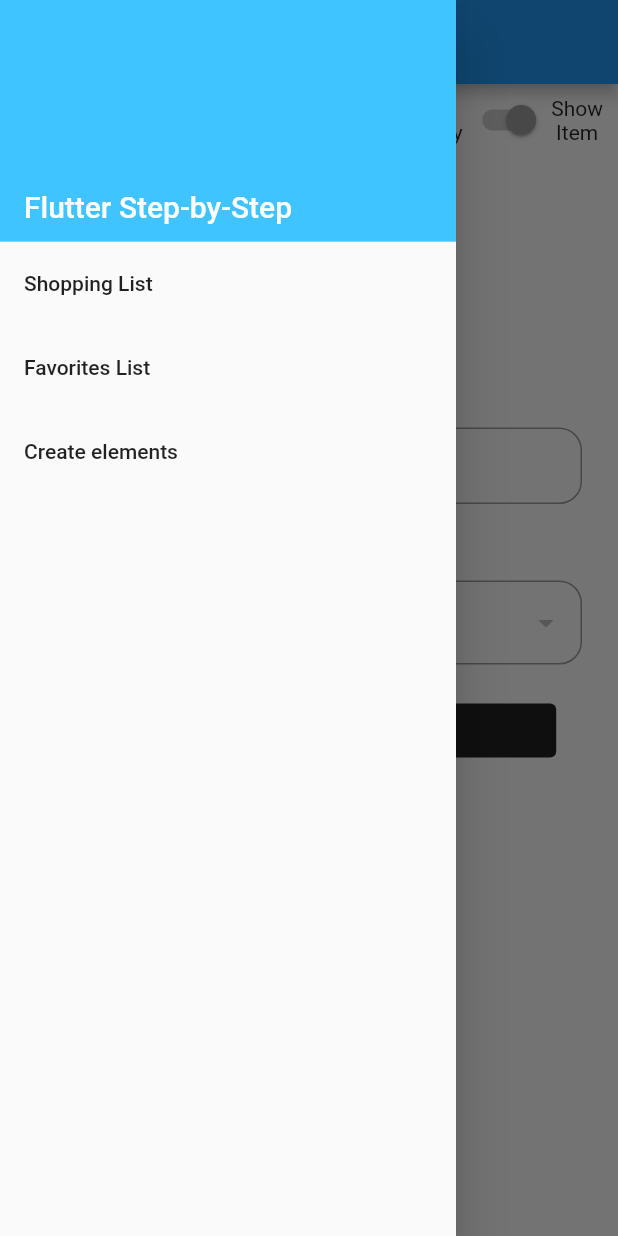
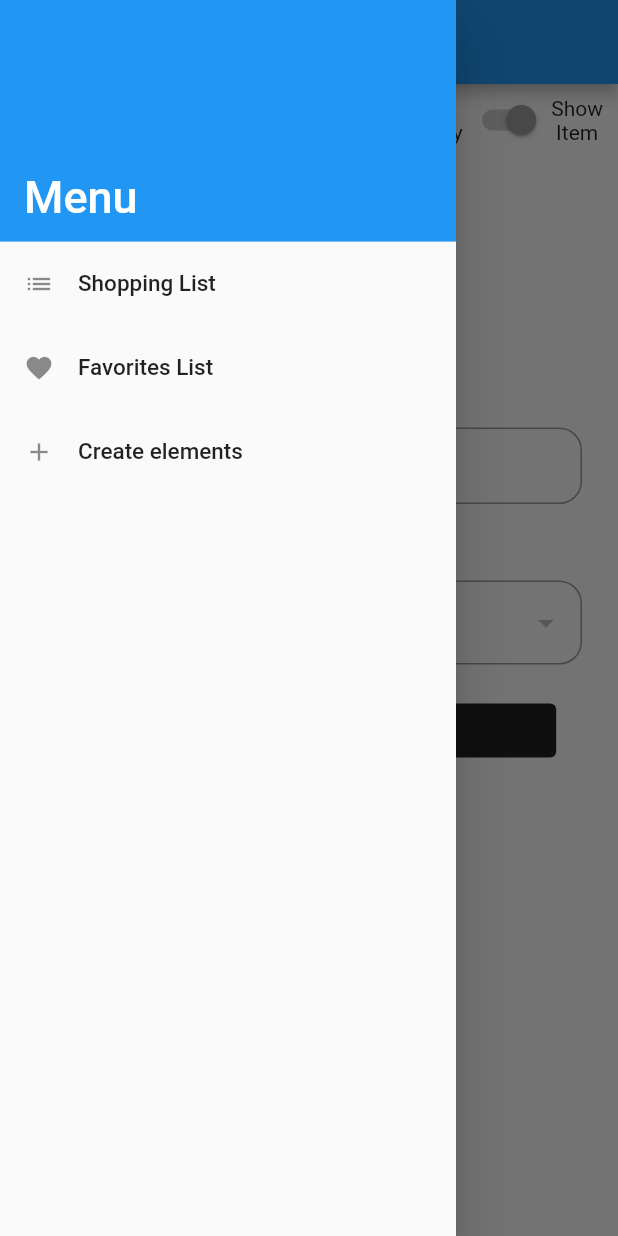
Before and after one commit to facupm/flutter_challenge, a Flutter app: the SwitchCreationScreen screen opened directly, in the side drawer, after a tap on "Create", on a phone screen of 412 x 824 dp. Run offline on Flutter 3.47's test engine with Material 2 defaults, Android fonts, the phone set to English and light mode, and no system bars; our stand-ins replace cloud_firestore, firebase_core, firebase_storage, flutter_bloc, flutter_colorpicker, flutter_slidable and 1 more; missing offline and left inert: flutter_material_color_picker; accounts and stored records are empty; statements that could not run were skipped.

Commit message:
Created constants

```diff
--- a/lib/create_items/screens/create_item_screen.dart
+++ b/lib/create_items/screens/create_item_screen.dart
@@ -5,6 +5,7 @@ import 'package:flutter_bloc/flutter_bloc.dart';
 import 'package:flutter_challege/widgets/loading_dialog.dart';
 import 'package:image_picker/image_picker.dart';
 
+import '../../utils/constants.dart';
 import '../../utils/show_custom_snackbar.dart';
 import '../../widgets/custom_text_field.dart';
 import '../../widgets/form_field_tag.dart';
@@ -54,7 +55,7 @@ class CreateItemScreen extends StatelessWidget {
     if (state is ErrorState) {
       LoadingDialog.hide(context);
       CustomSnackBar(
-          "Something went wrong. Please try again: ${state.error}", context);
+          "$errorMessage ${state.error}", context);
     }
   }
 
@@ -70,7 +71,7 @@ class CreateItemScreen extends StatelessWidget {
                 ? Image.file(formBloc.state.image!,
                     width: 136.0, height: 136.0, fit: BoxFit.cover)
                 : const Image(
-                    image: AssetImage('assets/images/add-image-icon.png'),
+                    image: AssetImage(addImageRoute),
                     width: 100,
                     height: 100,
                     fit: BoxFit.cover),
@@ -161,11 +162,11 @@ class CreateItemScreen extends StatelessWidget {
             onPressed: () {
               formBloc.submit();
             },
-            child: const Text("Create"),
+            child: const Text(createButtonText),
             style: ButtonStyle(
-                foregroundColor: MaterialStateProperty.all<Color>(Colors.white),
+                foregroundColor: MaterialStateProperty.all<Color>(backgroundColor),
                 backgroundColor:
-                    MaterialStateProperty.all<Color>(Colors.black87),
+                    MaterialStateProperty.all<Color>(blackColor),
                 side: MaterialStateProperty.all<BorderSide>(BorderSide.none)),
           ),
         )
--- /dev/null
+++ b/lib/utils/constants.dart
@@ -0,0 +1,17 @@
+import 'package:flutter/material.dart';
+
+const favoriteColor = Colors.redAccent;
+const deleteColor = Colors.red;
+const blackColor = Colors.black87;
+const backgroundColor = Colors.white;
+const secondaryColor = Colors.grey;
+
+const addImageRoute = 'assets/images/add-image-icon.png';
+const errorMessage = 'Something went wrong. Please try again: ';
+const createButtonText = 'Create';
+
+const deleteIcon = Icons.delete;
+const favoriteIcon = Icons.favorite;
+const searchIcon = Icons.search;
+const dragIcon = Icons.drag_handle;
+const addIcon = Icons.add;
--- a/lib/widgets/menu_drawer.dart
+++ b/lib/widgets/menu_drawer.dart
@@ -1,6 +1,7 @@
 import 'package:flutter/material.dart';
 import 'package:flutter_challege/create_items/screens/create_item_screen.dart';
 import 'package:flutter_challege/switch_creation/screens/switch_creation_screen.dart';
+import 'package:flutter_challege/utils/constants.dart';
 
 import '../create_categories/screens/create_category_screen.dart';
 import '../favorites_list/screens/favorites_list_screen.dart';
@@ -27,20 +28,20 @@ class MenuDrawer extends StatelessWidget {
           DrawerHeader(
               margin: EdgeInsets.zero,
               padding: EdgeInsets.zero,
-          decoration: const BoxDecoration(
-              color: Colors.lightBlueAccent),
+              decoration: const BoxDecoration(color: Colors.blue),
               child: Stack(children: const <Widget>[
                 Positioned(
                     bottom: 12.0,
                     left: 16.0,
-                child: Text("Flutter Step-by-Step",
+                    child: Text("Menu",
                         style: TextStyle(
-                        color: Colors.white,
-                        fontSize: 20.0,
+                            color: backgroundColor,
+                            fontSize: 30.0,
                             fontWeight: FontWeight.w500))),
               ])),
           ListTile(
-            title: const Text('Shopping List'),
+            leading: buildLeading(Icons.list),
+            title: buildTitle('Shopping List'),
             onTap: () {
               Navigator.push(
                 context,
@@ -49,7 +50,8 @@ class MenuDrawer extends StatelessWidget {
             },
           ),
           ListTile(
-            title: const Text('Favorites List'),
+            leading: buildLeading(favoriteIcon),
+            title: buildTitle('Favorites List'),
             onTap: () {
               Navigator.push(
                 context,
@@ -58,7 +60,8 @@ class MenuDrawer extends StatelessWidget {
             },
           ),
           ListTile(
-            title: const Text('Create elements'),
+            leading: buildLeading(addIcon),
+            title: buildTitle('Create elements'),
             onTap: () {
               Navigator.push(
                 context,
@@ -70,4 +73,20 @@ class MenuDrawer extends StatelessWidget {
       ),
     );
   }
+
+  buildLeading(IconData icon) {
+    return Container(
+        height: double.infinity,
+        child: Icon(
+          icon,
+          size: 20,
+        ));
   }
+
+  buildTitle(String title) {
+    return Transform.translate(
+      offset: const Offset(-20, 0),
+      child: Text(title, style: const TextStyle(fontSize: 15)),
+    );
+  }
+}
```
Also changed, not shown: lib/create_categories/screens/create_category_screen.dart (+10 -6 lines), lib/favorites_list/screens/favorites_list_screen.dart (+9 -8 lines), lib/items_list/screens/items_list_screen.dart (+38 -36 lines), 1 other file. Lines whose indentation alone changed are shown as unchanged.
